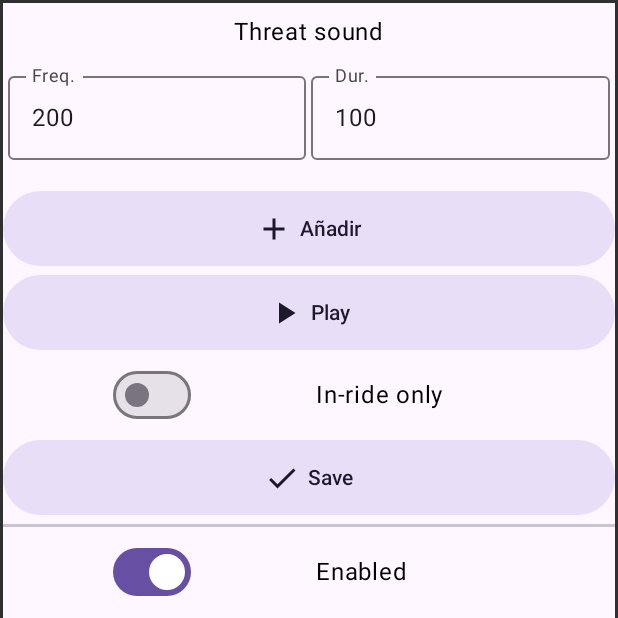
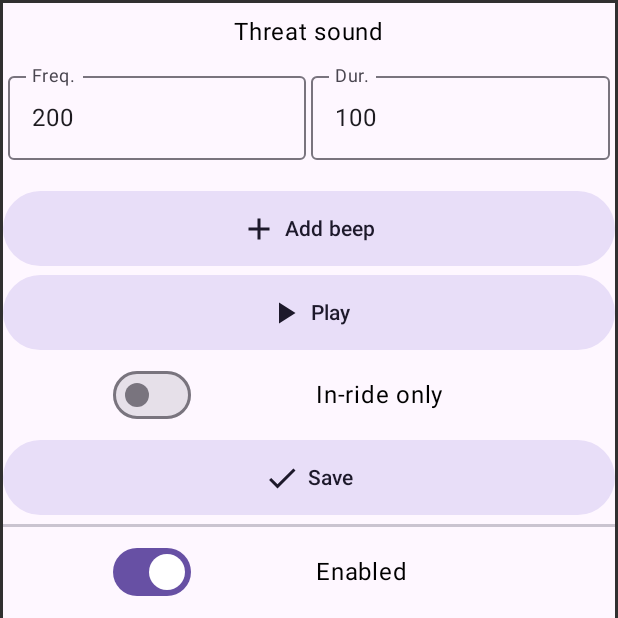
Before and after one commit to itxsvv/kxradar, an Android app built with Jetpack Compose: the screen it shows after launch (MainActivity), on a phone screen of 412 x 824 dp, the top half of it. Run offline under Robolectric (Android 15) with nearby library versions, the phone set to English and light mode, and no system bars; libraries missing offline, so code that uses them is left out: io.hammerhead.karooext; 2 statements that could not run were skipped.

Commit message:
change copy to english

```diff
--- a/app/src/main/kotlin/org/itxsvv/kxradar/screens/MainScreen.kt
+++ b/app/src/main/kotlin/org/itxsvv/kxradar/screens/MainScreen.kt
@@ -212,7 +212,7 @@ fun MainScreen() {
             ) {
                 Icon(Icons.Default.Add, contentDescription = "")
                 Spacer(modifier = Modifier.width(5.dp))
-                Text("Añadir")
+                Text("Add beep")
             }
         }
         FilledTonalButton(
```
